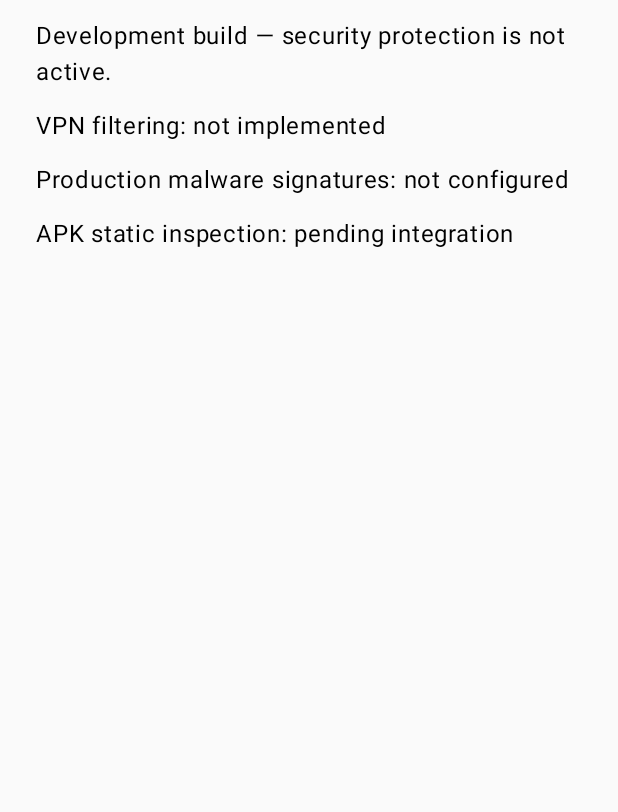
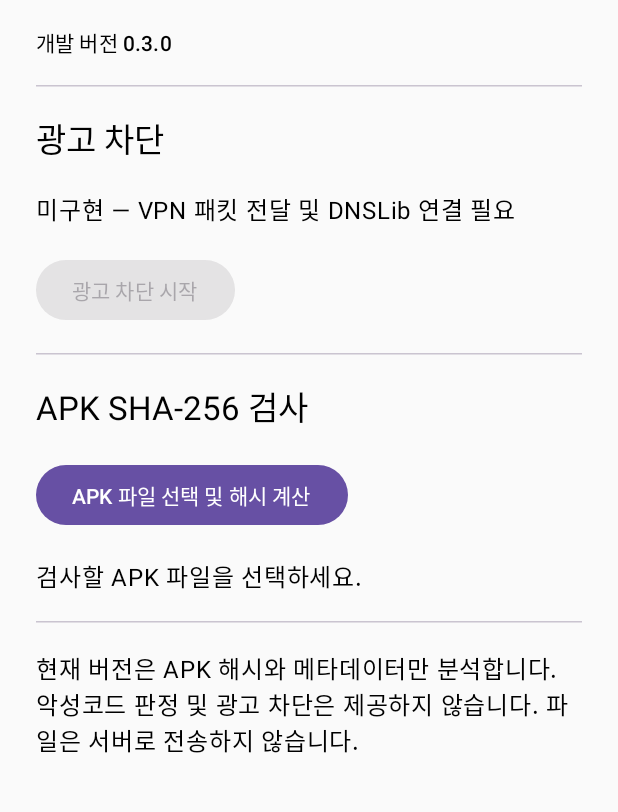
Before and after one commit to sangjindl9-lab/eum-security-pro, an Android app built with Jetpack Compose: the screen it shows after launch (MainActivity), on a phone screen of 412 x 824 dp, the part 90-902 px from its top. Run offline under Robolectric (Android 15) with nearby library versions, the phone set to English and light mode, and no system bars.

Commit message:
Wire APK file picker and SHA-256 inspection UI

```diff
--- a/app/src/main/java/com/eum/security/MainActivity.kt
+++ b/app/src/main/java/com/eum/security/MainActivity.kt
@@ -3,27 +3,56 @@ package com.eum.security
 import android.os.Bundle
 import androidx.activity.ComponentActivity
 import androidx.activity.compose.setContent
+import androidx.activity.result.contract.ActivityResultContracts
 import androidx.compose.foundation.layout.*
+import androidx.compose.foundation.rememberScrollState
+import androidx.compose.foundation.verticalScroll
 import androidx.compose.material3.*
-import androidx.compose.runtime.Composable
+import androidx.compose.runtime.*
 import androidx.compose.ui.Modifier
 import androidx.compose.ui.unit.dp
+import androidx.lifecycle.lifecycleScope
+import kotlinx.coroutines.Dispatchers
+import kotlinx.coroutines.launch
+import kotlinx.coroutines.withContext
+import com.eum.security.scan.ApkInspector
+import com.eum.security.scan.ThreatHashStore
+import com.eum.security.vpn.VpnReadiness
 
 class MainActivity : ComponentActivity() {
     override fun onCreate(savedInstanceState: Bundle?) {
         super.onCreate(savedInstanceState)
-        setContent { SecurityHome() }
-    }
-}
-@Composable
-fun SecurityHome() {
-    MaterialTheme {
-        Column(Modifier.fillMaxSize().padding(24.dp), verticalArrangement = Arrangement.spacedBy(12.dp)) {
-            Text("EUM SECURITY PRO", style = MaterialTheme.typography.headlineMedium)
-            Text("Development build — security protection is not active.")
-            Text("VPN filtering: not implemented")
-            Text("Production malware signatures: not configured")
-            Text("APK static inspection: pending integration")
+        val report = mutableStateOf("검사할 APK 파일을 선택하세요.")
+        val picker = registerForActivityResult(ActivityResultContracts.OpenDocument()) { uri ->
+            if (uri != null) {
+                report.value = "검사 중..."
+                lifecycleScope.launch {
+                    report.value = try {
+                        val result = withContext(Dispatchers.IO) {
+                            ApkInspector(this@MainActivity).inspect(uri, ThreatHashStore(this@MainActivity).loadBundled().hashes)
+                        }
+                        "패키지: ${result.packageName ?: "분석 불가"}\n버전: ${result.versionName ?: "알 수 없음"}\nSHA-256: ${result.sha256}\n권한: ${result.permissions.joinToString()}\n서명 인증서 SHA-256: ${result.signingCertificateSha256.joinToString()}\n해시 일치: ${if (result.matchedThreat) "등록된 위협 해시와 일치" else "일치 항목 없음 (안전 판정 아님)"}\n${result.notes}"
+                    } catch (e: Exception) { "검사 실패: ${e.message}" }
+                }
+            }
+        }
+        setContent {
+            MaterialTheme {
+                Column(Modifier.fillMaxSize().verticalScroll(rememberScrollState()).padding(24.dp), verticalArrangement = Arrangement.spacedBy(18.dp)) {
+                    Text("EUM SECURITY PRO", style = MaterialTheme.typography.headlineMedium)
+                    Text("개발 버전 0.3.0", style = MaterialTheme.typography.labelLarge)
+                    HorizontalDivider()
+                    Text("광고 차단", style = MaterialTheme.typography.titleLarge)
+                    Text(if (VpnReadiness.AD_BLOCKING_AVAILABLE) "사용 가능" else "미구현 — VPN 패킷 전달 및 DNSLib 연결 필요")
+                    Button(onClick = {}, enabled = VpnReadiness.AD_BLOCKING_AVAILABLE) { Text("광고 차단 시작") }
+                    HorizontalDivider()
+                    Text("APK SHA-256 검사", style = MaterialTheme.typography.titleLarge)
+                    Button(onClick = { picker.launch(arrayOf("application/vnd.android.package-archive", "application/octet-stream", "*/*")) }) { Text("APK 파일 선택 및 해시 계산") }
+                    Text(report.value)
+                    HorizontalDivider()
+                    Text("현재 버전은 APK 해시와 메타데이터만 분석합니다. 악성코드 판정 및 광고 차단은 제공하지 않습니다. 파일은 서버로 전송하지 않습니다.")
+                }
+            }
         }
     }
 }
```
